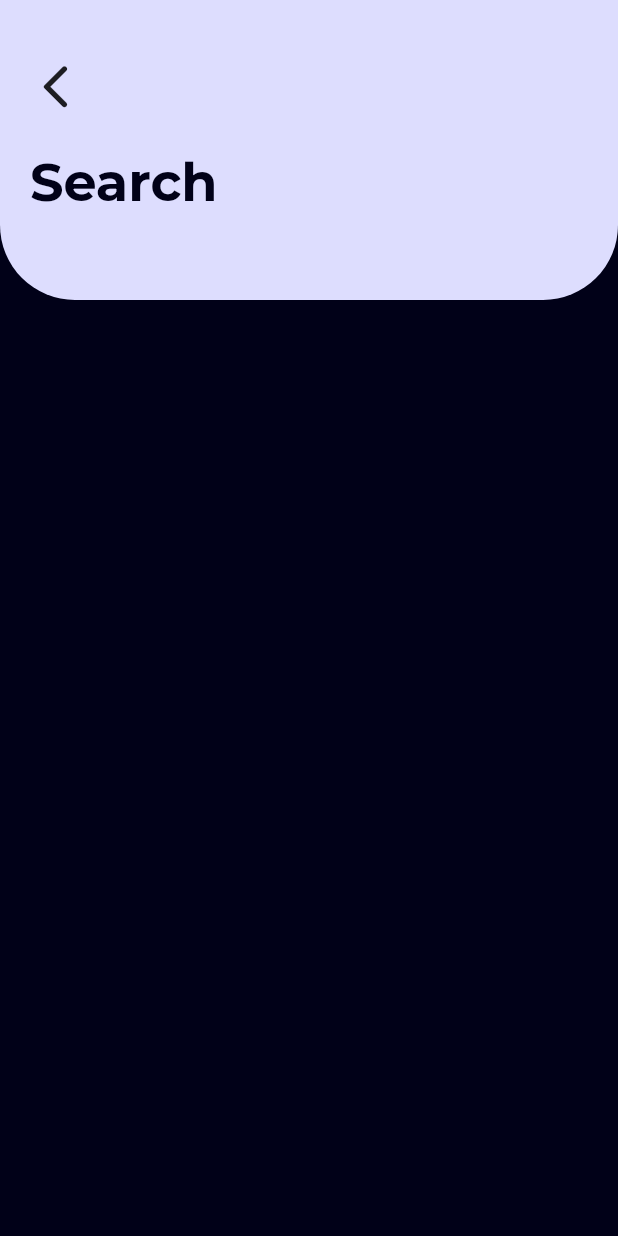
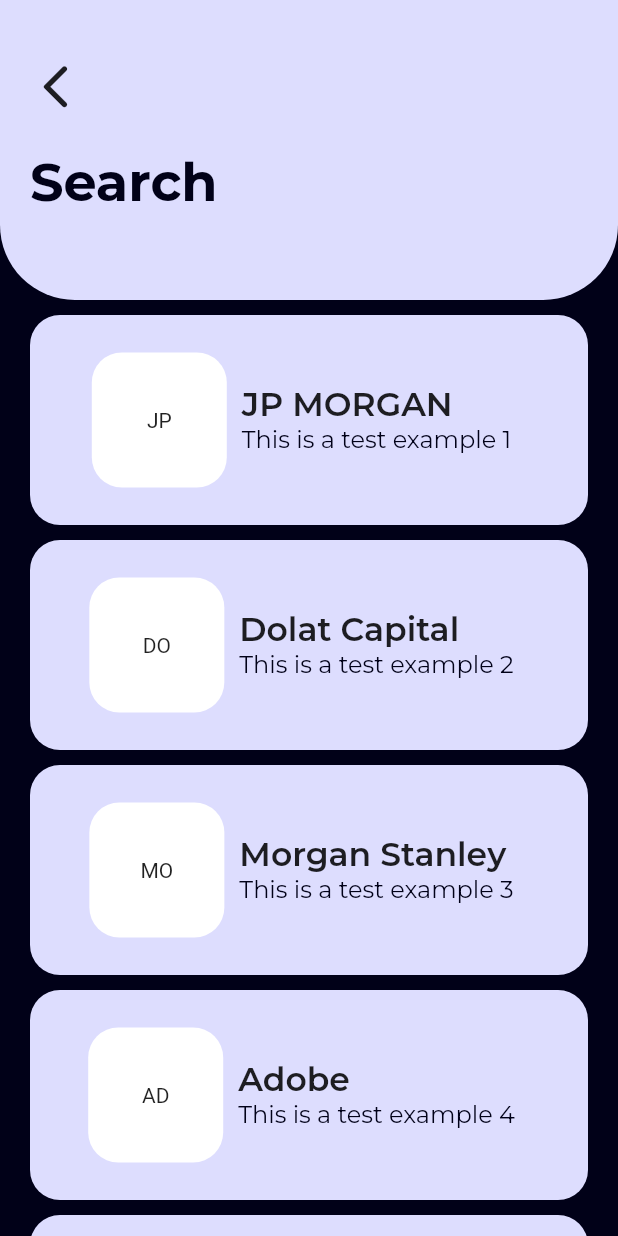
Before and after one commit to djscompute/PlacementCell_Compute, a Flutter app: the SearchCompanies screen opened directly, on a phone screen of 412 x 824 dp. Run offline on Flutter 3.47's test engine with Material 2 defaults, Android fonts, the phone set to English and light mode, and no system bars; our stand-ins replace dotted_border, google_fonts.

Commit message:
Card Companies added -- shivam

```diff
--- a/lib/screens/student/Search.dart
+++ b/lib/screens/student/Search.dart
@@ -1,5 +1,6 @@
 import 'package:flutter/material.dart';
 import 'package:google_fonts/google_fonts.dart';
+import 'package:placement_cell/utils/Card_company.dart';
 
 class SearchCompanies extends StatefulWidget {
   const SearchCompanies({super.key});
@@ -53,11 +54,37 @@
                         fontWeight: FontWeight.bold,
                         color: const Color.fromRGBO(1, 1, 24, 10),
                       ),
-                          ))
+                    ),
+                  ),
                 ],
               ),
-                ))
+            ),
+          ),
+          Positioned(
+            top: 210,
+            left: 20,
+            right: 20,
+            bottom: 0,
+            child: ListView(
+              children: const [
+                CompanyCard(
+                    title: "JP MORGAN",
+                    description: "This is a test example 1"),
+                CompanyCard(
+                    title: "Dolat Capital",
+                    description: "This is a test example 2"),
+                CompanyCard(
+                    title: "Morgan Stanley",
+                    description: "This is a test example 3"),
+                CompanyCard(
+                    title: "Adobe", description: "This is a test example 4"),
+                CompanyCard(
+                    title: "Oracle", description: "This is a test example 5"),
               ],
-        ));
+            ),
+          ),
+        ],
+      ),
+    );
   }
 }
--- a/lib/screens/student/UploadDocs.dart
+++ b/lib/screens/student/UploadDocs.dart
@@ -17,11 +17,11 @@
             right: 0,
             child: Container(
               height: 200,
-              decoration: BoxDecoration(
-                color: const Color.fromRGBO(221, 221, 254, 1),
+              decoration: const BoxDecoration(
+                color: Color.fromRGBO(221, 221, 254, 1),
                 borderRadius: BorderRadius.only(
-                  bottomLeft: const Radius.circular(50.0),
-                  bottomRight: const Radius.circular(50.0),
+                  bottomLeft: Radius.circular(50.0),
+                  bottomRight: Radius.circular(50.0),
                 ),
               ),
               child: Stack(
@@ -96,7 +96,7 @@
                 ),
                 Docs(
                   text: "Marksheet Sem 1",
-                  status: false,
+                  status: true,
                 ),
                 Docs(
                   text: "Marksheet Sem 2",
@@ -104,7 +104,7 @@
                 ),
                 Docs(
                   text: "Marksheet Sem 3",
-                  status: false,
+                  status: true,
                 ),
                 Docs(
                   text: "Marksheet Sem 4",
@@ -112,7 +112,7 @@
                 ),
                 Docs(
                   text: "Marksheet Sem 5",
-                  status: false,
+                  status: true,
                 ),
                 Docs(
                   text: "Marksheet Sem 6",
--- a/lib/screens/student/homescreen.dart
+++ b/lib/screens/student/homescreen.dart
@@ -101,7 +101,7 @@
                             height: 10,
                           ),
                           Text(
-                            "Second year CSE(DS) student",
+                            "Third year CSE(DS) student",
                             style: GoogleFonts.montserrat(
                               fontSize: 18,
                               color: const Color.fromRGBO(1, 1, 24, 10),
--- /dev/null
+++ b/lib/utils/Card_company.dart
@@ -0,0 +1,65 @@
+import 'package:flutter/material.dart';
+import 'package:google_fonts/google_fonts.dart';
+
+class CompanyCard extends StatefulWidget {
+  final String title;
+  final String description;
+  const CompanyCard({required this.title, required this.description});
+
+  @override
+  State<CompanyCard> createState() => _CompanyCardState();
+}
+
+class _CompanyCardState extends State<CompanyCard> {
+  @override
+  Widget build(BuildContext context) {
+    return Container(
+      margin: const EdgeInsets.fromLTRB(0, 0, 0, 10),
+      height: 140,
+      width: 160,
+      decoration: BoxDecoration(
+          color: const Color.fromRGBO(221, 221, 254, 1),
+          borderRadius: BorderRadius.circular(20)),
+      child: Row(
+        mainAxisAlignment: MainAxisAlignment.center,
+        crossAxisAlignment: CrossAxisAlignment.center,
+        children: [
+          Container(
+            height: 90,
+            width: 90,
+            decoration: BoxDecoration(
+              borderRadius: BorderRadius.circular(20),
+              color: Colors.white,
+            ),
+            child: Center(
+                child: Text(widget.title[0] + widget.title[1].toUpperCase())),
+          ),
+          const SizedBox(
+            width: 10,
+          ),
+          Column(
+            mainAxisAlignment: MainAxisAlignment.center,
+            crossAxisAlignment: CrossAxisAlignment.start,
+            children: [
+              Text(
+                widget.title,
+                style: GoogleFonts.montserrat(
+                    fontSize: 22, fontWeight: FontWeight.w600),
+              ),
+              Text(
+                widget.description,
+                style: GoogleFonts.montserrat(
+                  fontSize: 16,
+                  color: const Color.fromRGBO(1, 1, 24, 10),
+                ),
+              ),
+            ],
+          ),
+          const SizedBox(
+            width: 10,
+          ),
+        ],
+      ),
+    );
+  }
+}
```
Lines whose indentation alone changed are shown as unchanged.
